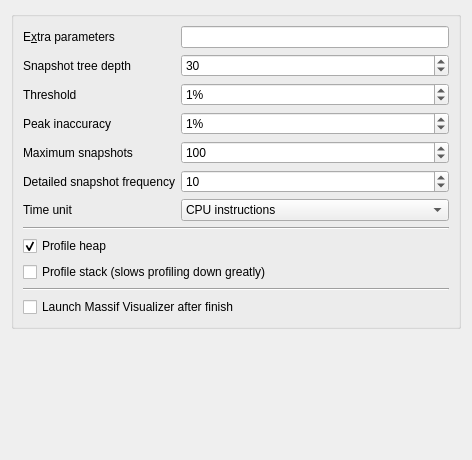
Old version of the form tools/massif/configpage.ui in the repository KDE/kdev-valgrind.
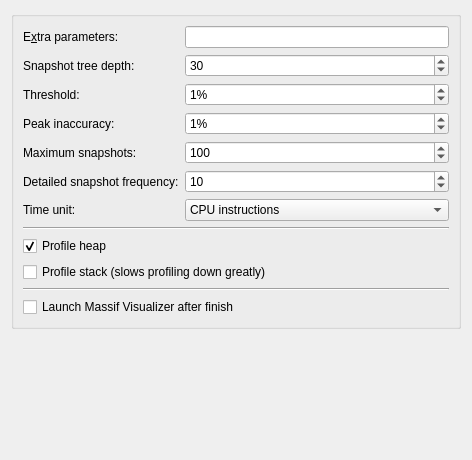
New version of the form.

The edit to the form file:
```diff
--- a/tools/massif/configpage.ui
+++ b/tools/massif/configpage.ui
@@ -22,7 +22,7 @@
         <item row="0" column="0">
          <widget class="QLabel" name="label_2">
           <property name="text">
-           <string>E&amp;xtra parameters</string>
+           <string>E&amp;xtra parameters:</string>
           </property>
           <property name="buddy">
            <cstring>extraParameters</cstring>
@@ -42,7 +42,7 @@
         <item row="1" column="0">
          <widget class="QLabel" name="label">
           <property name="text">
-           <string>Snapshot tree depth</string>
+           <string>Snapshot tree depth:</string>
           </property>
          </widget>
         </item>
@@ -65,7 +65,7 @@
         <item row="2" column="0">
          <widget class="QLabel" name="label_3">
           <property name="text">
-           <string>Threshold</string>
+           <string>Threshold:</string>
           </property>
          </widget>
         </item>
@@ -88,7 +88,7 @@
         <item row="3" column="0">
          <widget class="QLabel" name="label_4">
           <property name="text">
-           <string>Peak inaccuracy</string>
+           <string>Peak inaccuracy:</string>
           </property>
          </widget>
         </item>
@@ -114,7 +114,7 @@
         <item row="4" column="0">
          <widget class="QLabel" name="label_7">
           <property name="text">
-           <string>Maximum snapshots</string>
+           <string>Maximum snapshots:</string>
           </property>
          </widget>
         </item>
@@ -137,7 +137,7 @@
         <item row="5" column="0">
          <widget class="QLabel" name="label_6">
           <property name="text">
-           <string>Detailed snapshot frequency</string>
+           <string>Detailed snapshot frequency:</string>
           </property>
          </widget>
         </item>
@@ -160,7 +160,7 @@
         <item row="6" column="0">
          <widget class="QLabel" name="label_5">
           <property name="text">
-           <string>Time unit</string>
+           <string>Time unit:</string>
           </property>
          </widget>
         </item>
```
